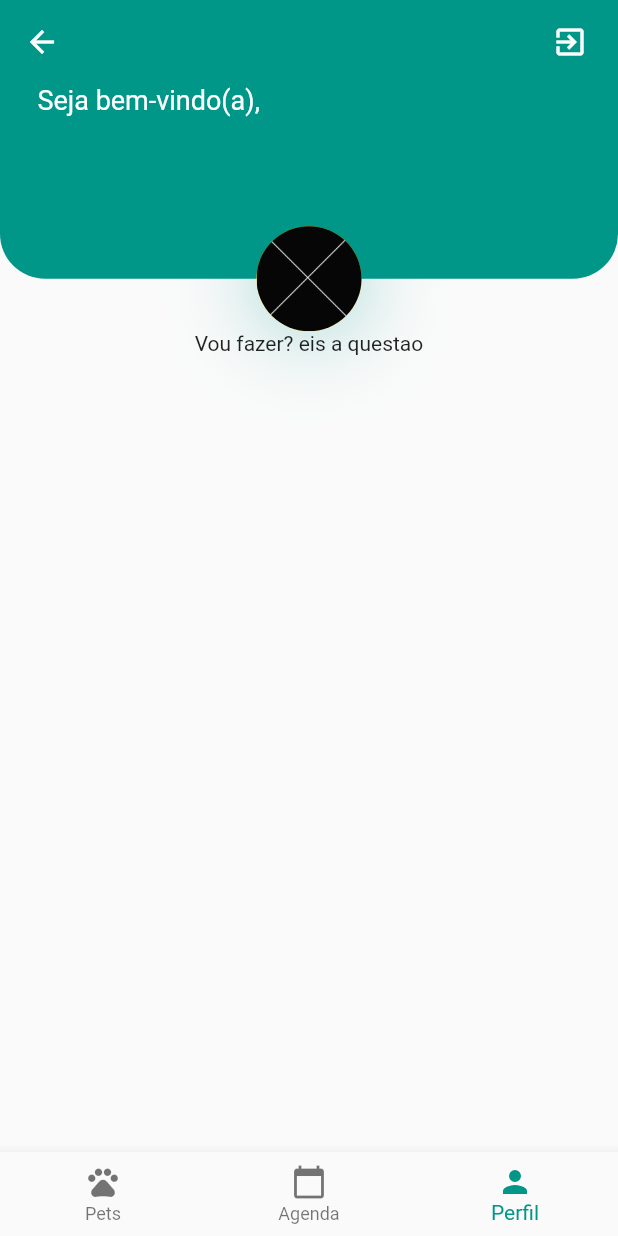
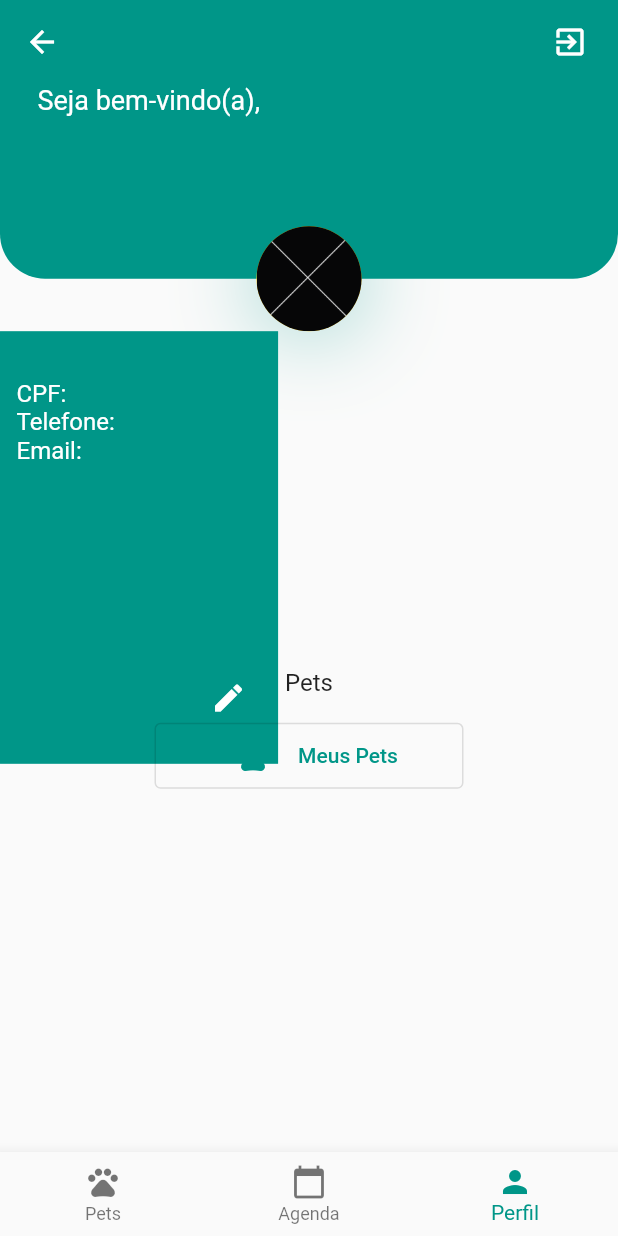
Before and after one commit to aaa1101/atvs-SI700, a Flutter app: the HomePage screen opened by its route, item 3 of the bottom bar chosen, on a phone screen of 412 x 824 dp. Run offline on Flutter 3.47's test engine with Material 2 defaults, Android fonts, the phone set to English and light mode, and no system bars; our stand-ins replace cloud_firestore, firebase_auth, firebase_core, flutter_bloc, mask_text_input_formatter; accounts and stored records are empty.

```diff
--- /dev/null
+++ b/trab/prj_clinica/lib/components/buttonMyPets.dart
@@ -0,0 +1,62 @@
+import 'package:flutter/material.dart';
+import 'package:flutter_bloc/flutter_bloc.dart';
+import 'package:prj_clinica/bloc/monitor_bloc.dart';
+
+class ButtonMyPet extends StatelessWidget {
+  const ButtonMyPet({super.key});
+
+  @override
+  Widget build(BuildContext context) {
+    return BlocBuilder<MonitorBloc, MonitorState>(builder: (context, state) {
+      if (state.pets.length() == 0) {
+        return SizedBox(
+          width: double.infinity,
+          child: Column(
+            mainAxisAlignment: MainAxisAlignment.center,
+            crossAxisAlignment: CrossAxisAlignment.center,
+            children: [
+              const Text(
+                'Pets',
+                style: TextStyle(fontSize: 16),
+              ),
+              Padding(
+                padding: const EdgeInsets.all(15.0),
+                child: SizedBox(
+                  width: MediaQuery.of(context).size.width * 0.5,
+                  child: OutlinedButton.icon(
+                    onPressed: () {
+                      Navigator.pushNamed(context, '/petProfile');
+                    },
+                    icon: const Padding(
+                      padding: EdgeInsets.all(10.0),
+                      child: Icon(Icons.pets_outlined),
+                    ),
+                    label: const Text('Meus Pets'),
+                  ),
+                ),
+              )
+            ],
+          ),
+        );
+      }
+
+      return Positioned(
+        bottom: 8,
+        right: 8,
+        child: TextButton(
+          style: TextButton.styleFrom(
+              backgroundColor: Colors.teal,
+              shape: const CircleBorder(),
+              fixedSize: const Size(40, 40)),
+          child: const Icon(
+            Icons.add,
+            color: Colors.white,
+          ),
+          onPressed: () {
+            Navigator.pushNamed(context, '/petProfile');
+          },
+        ),
+      );
+    });
+  }
+}
--- /dev/null
+++ b/trab/prj_clinica/lib/components/containerProfile.dart
@@ -0,0 +1,72 @@
+import 'package:flutter/material.dart';
+import 'package:prj_clinica/components/buttonMyPets.dart';
+import 'package:prj_clinica/components/petInfos.dart';
+import 'package:prj_clinica/model/client.dart';
+import 'package:prj_clinica/model/pet.dart';
+
+class ContainerProfile extends StatefulWidget {
+  const ContainerProfile({super.key});
+
+  @override
+  State<ContainerProfile> createState() => _ContainerProfileState();
+}
+
+class _ContainerProfileState extends State<ContainerProfile> {
+  @override
+  Widget build(BuildContext context) {
+    Client client = Client();
+    Size size = MediaQuery.of(context).size;
+
+    return Container(
+      height: size.height * 0.35,
+      width: size.width * 0.45,
+      decoration: const BoxDecoration(
+        color: Colors.teal,
+        border: Border(
+          top: BorderSide(color: Colors.teal),
+          right: BorderSide(color: Colors.teal),
+          left: BorderSide(color: Colors.teal),
+          bottom: BorderSide(color: Colors.teal),
+        ),
+      ),
+      child: Padding(
+        padding: const EdgeInsets.only(top: 20.0, left: 10.0, bottom: 10.0),
+        child:
+            Column(mainAxisAlignment: MainAxisAlignment.spaceAround, children: [
+          Row(
+            children: [
+              SizedBox(
+                height: size.height * 0.2,
+                width: size.width * 0.45 - 15,
+                child: Text.rich(TextSpan(
+                  text:
+                      'CPF: ${client.cd_cpf} \nTelefone: ${client.cd_tel}\nEmail: ${client.nm_email}',
+                  style: const TextStyle(
+                    fontSize: 16,
+                    color: Colors.white,
+                  ),
+                )),
+              ),
+            ],
+          ),
+          Row(
+            mainAxisAlignment: MainAxisAlignment.end,
+            children: [
+              TextButton(
+                style: TextButton.styleFrom(
+                    backgroundColor: Colors.teal,
+                    shape: const CircleBorder(),
+                    fixedSize: const Size(10, 10)),
+                child: const Icon(
+                  Icons.edit,
+                  color: Colors.white,
+                ),
+                onPressed: () {},
+              ),
+            ],
+          ),
+        ]),
+      ),
+    );
+  }
+}
--- a/trab/prj_clinica/lib/model/client.dart
+++ b/trab/prj_clinica/lib/model/client.dart
@@ -5,15 +5,16 @@ class Client {
   String cd_tel = '';
   String nm_email = '';
   bool ic_propaganda = false;
+  String url_ft = '';
 
-  Client({
-    this.uid = '',
-    this.nm_cliente = '',
-    this.cd_cpf = '',
-    this.cd_tel = '',
-    this.nm_email = '',
-    this.ic_propaganda = false,
-  });
+  Client(
+      {this.uid = '',
+      this.nm_cliente = '',
+      this.cd_cpf = '',
+      this.cd_tel = '',
+      this.nm_email = '',
+      this.ic_propaganda = false,
+      this.url_ft = ''});
 
   Client.fromMap(map) {
     nm_cliente = map['nome'];
--- a/trab/prj_clinica/lib/screens/home.dart
+++ b/trab/prj_clinica/lib/screens/home.dart
@@ -3,9 +3,11 @@ import 'package:flutter_bloc/flutter_bloc.dart';
 import 'package:prj_clinica/bloc/auth_bloc.dart';
 import 'package:prj_clinica/components/buttonAddAppointment.dart';
 import 'package:prj_clinica/components/buttonAddPet.dart';
+import 'package:prj_clinica/components/buttonMyPets.dart';
 import 'package:prj_clinica/components/containerPet.dart';
 import 'package:prj_clinica/components/header.dart';
 import 'package:prj_clinica/screens/appointmentPage.dart';
+import 'package:prj_clinica/components/containerProfile.dart';
 import 'package:prj_clinica/screens/index.dart';
 
 class HomePage extends StatefulWidget {
@@ -88,7 +90,11 @@ class _HomePageState extends State<HomePage> {
           Column(
             children: [
               Header(name: state.userModel.nm_cliente),
-              const Text('Vou fazer? eis a questao'),
+              Expanded(
+                child: Stack(
+                  children: const [ContainerProfile(), ButtonMyPet()],
+                ),
+              )
             ],
           ),
         ],
```
Also changed, not shown: 1 other file.
